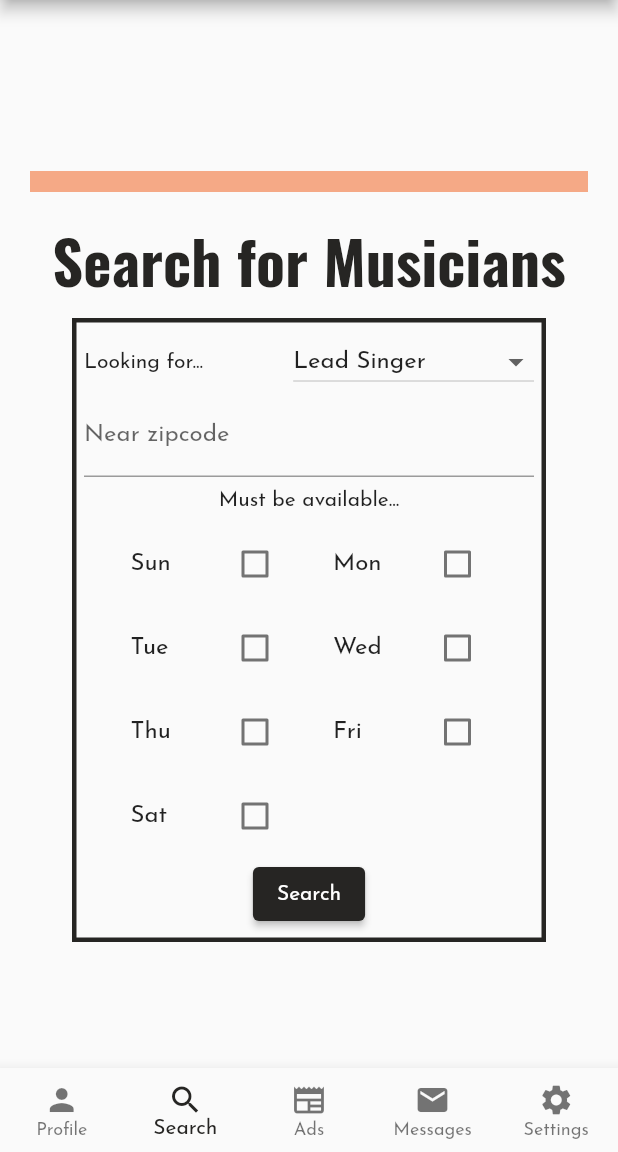
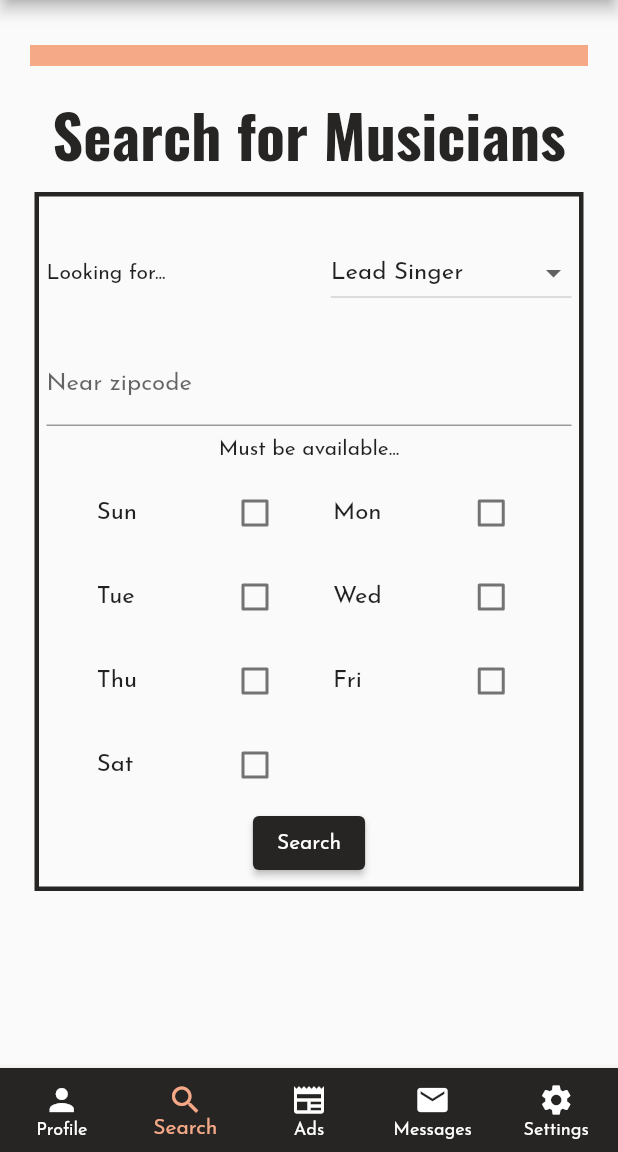
Before and after one commit to jnees/capstone, a Flutter app: the screen it shows once a user with an empty profile is signed in, item 2 of the bottom bar chosen, after a tap on "Search", on a phone screen of 412 x 824 dp, the part 84-1236 px from its top. Run offline on Flutter 3.47's test engine with Material 2 defaults, Android fonts, the light colour scheme and no system bars; our stand-ins replace firebase_auth, firebase_core, firebase_storage, flutter_signin_button, flutter_svg, google_sign_in; accounts and stored records are empty; network calls fail.

Commit message:
Layout and nav style changes

```diff
--- a/jam_scene_UI/lib/screens/edit_profile_form.dart
+++ b/jam_scene_UI/lib/screens/edit_profile_form.dart
@@ -84,7 +84,6 @@ class _EditProfileFormState extends State<EditProfileForm> {
     satPmAvail = widget.profileData.availSatPm;
     sunAmAvail = widget.profileData.availSunAm;
     sunPmAvail = widget.profileData.availSunPm;
-    debugPrint(widget.profileData.instruments.toString());
     for (int i = 0; i < widget.profileData.instruments.length; i++) {
       instruments[widget.profileData.instruments[i]['id']] = true;
     }
--- a/jam_scene_UI/lib/screens/main_layout.dart
+++ b/jam_scene_UI/lib/screens/main_layout.dart
@@ -1,4 +1,5 @@
 import 'package:flutter/material.dart';
+import 'package:jam_scene/styles.dart';
 import '../screens/profile_page.dart';
 import '../screens/search_page.dart';
 import '../screens/ads_page.dart';
@@ -35,14 +36,22 @@ class _MainLayoutState extends State<MainLayout> {
           return Scaffold(
             body: Row(crossAxisAlignment: CrossAxisAlignment.start, children: [
               NavigationRail(
+                backgroundColor: Styles.charcoal,
+                selectedIconTheme: const IconThemeData(color: Styles.salmonJam),
+                selectedLabelTextStyle:
+                    const TextStyle(color: Styles.salmonJam),
+                unselectedIconTheme: const IconThemeData(color: Colors.white),
+                unselectedLabelTextStyle: const TextStyle(color: Colors.white),
+                labelType: NavigationRailLabelType.all,
+                elevation: 6,
+                minWidth: MediaQuery.of(context).size.height * 0.15,
                 onDestinationSelected: (index) =>
                     setState(() => currentIndex = index),
                 selectedIndex: currentIndex,
                 destinations: const [
                   NavigationRailDestination(
-                    icon:
-                        Tooltip(message: "Profile", child: Icon(Icons.person)),
-                    label: Text("Profile"),
+                    icon: Icon(Icons.person),
+                    label: Text('Profile'),
                   ),
                   NavigationRailDestination(
                     icon: Tooltip(
@@ -75,6 +84,11 @@ class _MainLayoutState extends State<MainLayout> {
             ),
             body: screens[currentIndex],
             bottomNavigationBar: BottomNavigationBar(
+                elevation: 4,
+                backgroundColor: Styles.charcoal,
+                showUnselectedLabels: true,
+                unselectedItemColor: Colors.white,
+                selectedItemColor: Styles.salmonJam,
                 onTap: (index) => setState(() => currentIndex = index),
                 type: BottomNavigationBarType.fixed,
                 currentIndex: currentIndex,
--- a/jam_scene_UI/lib/screens/profile_page.dart
+++ b/jam_scene_UI/lib/screens/profile_page.dart
@@ -1,4 +1,5 @@
 import 'dart:convert';
+import 'dart:math';
 import 'package:firebase_auth/firebase_auth.dart';
 import 'package:flutter/material.dart';
 import 'package:http/http.dart' as http;
@@ -373,10 +374,10 @@ class _ProfilePageState extends State<ProfilePage> {
                                   child: Column(
                                 crossAxisAlignment: CrossAxisAlignment.start,
                                 children: [
-                                  const Padding(
-                                    padding:
-                                        EdgeInsets.symmetric(vertical: 3.0),
-                                    child: Text(
+                                  Padding(
+                                    padding: EdgeInsets.symmetric(
+                                        vertical: titlePadding(context)),
+                                    child: const Text(
                                       "Influences",
                                       style: TextStyle(
                                           fontWeight: FontWeight.bold),
@@ -399,10 +400,10 @@ class _ProfilePageState extends State<ProfilePage> {
                                 child: Column(
                                   crossAxisAlignment: CrossAxisAlignment.start,
                                   children: [
-                                    const Padding(
-                                      padding:
-                                          EdgeInsets.symmetric(vertical: 3.0),
-                                      child: Text("Recordings",
+                                    Padding(
+                                      padding: EdgeInsets.symmetric(
+                                          vertical: titlePadding(context)),
+                                      child: const Text("Recordings",
                                           style: TextStyle(
                                               fontWeight: FontWeight.bold)),
                                     ),
@@ -415,10 +416,11 @@ class _ProfilePageState extends State<ProfilePage> {
                           const SizedBox(height: 10),
                           Row(
                             mainAxisAlignment: MainAxisAlignment.start,
-                            children: const [
+                            children: [
                               Padding(
-                                padding: EdgeInsets.symmetric(vertical: 3.0),
-                                child: Text("Instruments",
+                                padding: EdgeInsets.symmetric(
+                                    vertical: titlePadding(context)),
+                                child: const Text("Instruments",
                                     style:
                                         TextStyle(fontWeight: FontWeight.bold)),
                               ),
@@ -439,11 +441,11 @@ class _ProfilePageState extends State<ProfilePage> {
                             children: [
                               Column(
                                 crossAxisAlignment: CrossAxisAlignment.start,
-                                children: const [
+                                children: [
                                   Padding(
-                                    padding:
-                                        EdgeInsets.symmetric(vertical: 3.0),
-                                    child: Text("Availability",
+                                    padding: EdgeInsets.symmetric(
+                                        vertical: titlePadding(context)),
+                                    child: const Text("Availability",
                                         style: TextStyle(
                                             fontWeight: FontWeight.bold)),
                                   ),
@@ -452,10 +454,11 @@ class _ProfilePageState extends State<ProfilePage> {
                             ],
                           ),
                           Row(
-                            mainAxisAlignment: MainAxisAlignment.start,
+                            mainAxisAlignment: MainAxisAlignment.center,
                             children: [
-                              Expanded(
-                                child: SizedBox(
+                              SizedBox(
+                                width: max(400,
+                                    MediaQuery.of(context).size.width * 0.55),
                                 child: DecoratedBox(
                                   decoration: BoxDecoration(
                                     border: Border.all(
@@ -469,14 +472,14 @@ class _ProfilePageState extends State<ProfilePage> {
                                         profileData: profileData),
                                   ),
                                 ),
-                                ),
                               )
                             ],
                           ),
                           const SizedBox(height: 10),
-                          const Padding(
-                            padding: EdgeInsets.symmetric(vertical: 3.0),
-                            child: Text("Reviews",
+                          Padding(
+                            padding: EdgeInsets.symmetric(
+                                vertical: titlePadding(context)),
+                            child: const Text("Reviews",
                                 style: TextStyle(fontWeight: FontWeight.bold)),
                           ),
                           for (var review in profileData.reviews)
@@ -533,3 +536,7 @@ class _ProfilePageState extends State<ProfilePage> {
                   );
   }
 }
+
+double titlePadding(context) {
+  return MediaQuery.of(context).size.height * 0.01;
+}
--- a/jam_scene_UI/lib/screens/search_page.dart
+++ b/jam_scene_UI/lib/screens/search_page.dart
@@ -52,12 +52,10 @@ class _SearchPageState extends State<SearchPage> {
     // Send request to server
     var token = await FirebaseAuth.instance.currentUser?.getIdToken();
     if (token == null) return;
-    debugPrint(token);
     var url = Uri.parse('https://jam-scene-app.herokuapp.com/users/search');
     var response = await http.post(url,
         body: json.encoder.convert(formData),
-        headers: {'content-type': 'application/json',
-                  'authorization': token});
+        headers: {'content-type': 'application/json', 'authorization': token});
     if (response.statusCode == 200) {
       var data = response.body;
       setState(() {
@@ -162,8 +160,7 @@ class _SearchPageState extends State<SearchPage> {
 
   @override
   Widget build(BuildContext context) {
-    return Center(
-      child: !showSearchForm
+    return !showSearchForm
         ? _buildSearchResults(context)
         : GestureDetector(
             onTap: () => FocusScope.of(context).unfocus(),
@@ -199,8 +196,8 @@ class _SearchPageState extends State<SearchPage> {
                       child: Padding(
                         padding: const EdgeInsets.all(8.0),
                         child: SizedBox(
-                            width: 300,
-                            height: 400,
+                          width: 350,
+                          height: 450,
                           child: Column(
                             children: [
                               Expanded(
@@ -218,8 +215,7 @@ class _SearchPageState extends State<SearchPage> {
                                           }
                                         },
                                         items: [
-                                            for (var i
-                                                in instrumentLookup.values)
+                                          for (var i in instrumentLookup.values)
                                             DropdownMenuItem(
                                               value: i,
                                               child: Text(i),
@@ -347,7 +343,6 @@ class _SearchPageState extends State<SearchPage> {
                 ),
               ),
             ),
-            ),
           );
   }
 }
```
Also changed, not shown: jam_scene_UI/lib/components/side_navigation.dart (deleted, +0 -41 lines), jam_scene_UI/lib/screens/ad_results_page.dart (+13 -7 lines), 2 other files. Lines whose indentation alone changed are shown as unchanged.
